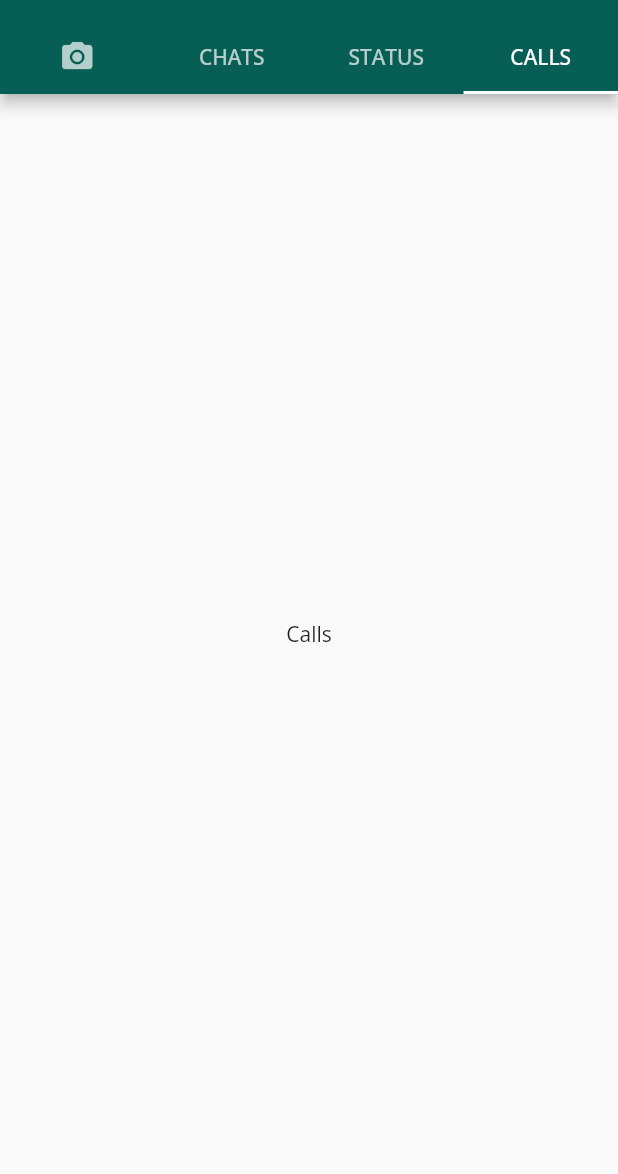
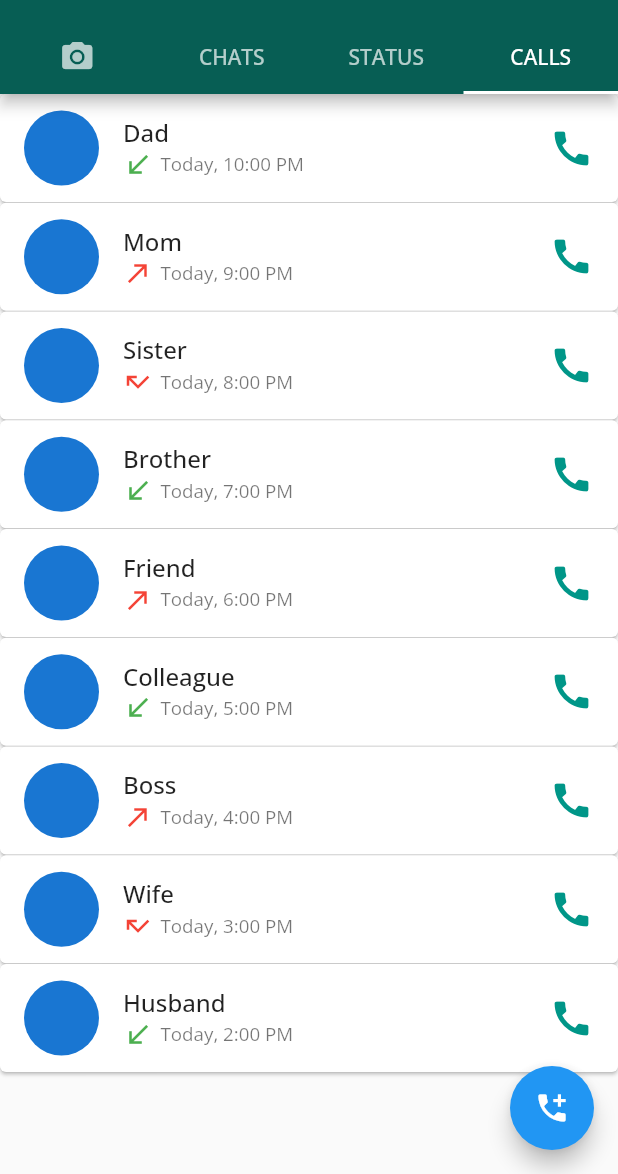
Before and after one commit to MahmoudAbuelazm/Chit-Chat, a Flutter app: the screen it shows after launch, tab 4 chosen, on a phone screen of 412 x 824 dp, the part 62-1236 px from its top. Run offline on Flutter 3.47's test engine with Material 3 defaults, Android fonts, the phone set to English and light mode, and no system bars; our stand-ins replace camera, emoji_picker_flutter, google_fonts, image_picker, otp_text_field, socket_io_client and 1 more; network calls fail.

```diff
--- a/lib/model/country_model.dart
+++ b/lib/model/country_model.dart
@@ -4,5 +4,9 @@ class CountryModel {
 
   String flag;
 
-  CountryModel({required this.name, required this.code, required this.flag});
+  CountryModel({
+    required this.name,
+    required this.code,
+    required this.flag,
+  });
 }
--- /dev/null
+++ b/lib/screens/calls_screen.dart
@@ -0,0 +1,115 @@
+import 'package:flutter/material.dart';
+
+class CallsScreen extends StatefulWidget {
+  const CallsScreen({super.key});
+
+  @override
+  State<CallsScreen> createState() => _CallsScreenState();
+}
+
+class _CallsScreenState extends State<CallsScreen> {
+  @override
+  Widget build(BuildContext context) {
+    return Scaffold(
+      body: ListView(
+        children: [
+          callCard(
+            'Dad',
+            Icons.call_received,
+            Colors.green,
+            'Today, 10:00 PM',
+          ),
+          callCard(
+            'Mom',
+            Icons.call_made,
+            Colors.red,
+            'Today, 9:00 PM',
+          ),
+          callCard(
+            'Sister',
+            Icons.call_missed,
+            Colors.red,
+            'Today, 8:00 PM',
+          ),
+          callCard(
+            'Brother',
+            Icons.call_received,
+            Colors.green,
+            'Today, 7:00 PM',
+          ),
+          callCard(
+            'Friend',
+            Icons.call_made,
+            Colors.red,
+            'Today, 6:00 PM',
+          ),
+          callCard(
+            'Colleague',
+            Icons.call_received,
+            Colors.green,
+            'Today, 5:00 PM',
+          ),
+          callCard(
+            'Boss',
+            Icons.call_made,
+            Colors.red,
+            'Today, 4:00 PM',
+          ),
+          callCard(
+            'Wife',
+            Icons.call_missed,
+            Colors.red,
+            'Today, 3:00 PM',
+          ),
+          callCard(
+            'Husband',
+            Icons.call_received,
+            Colors.green,
+            'Today, 2:00 PM',
+          ),
+        ],
+      ),
+      floatingActionButton: FloatingActionButton(
+        onPressed: () {},
+        child: const Icon(Icons.add_call),
+      ),
+    );
+  }
+
+  Widget callCard(
+      String name, IconData iconData, Color iconColor, String time) {
+    return InkWell(
+      child: Card(
+        margin: const EdgeInsets.only(bottom: .5),
+        child: ListTile(
+          leading: const CircleAvatar(
+            radius: 25,
+          ),
+          title: Text(
+            name,
+            style: const TextStyle(fontSize: 16, fontWeight: FontWeight.w500),
+          ),
+          subtitle: Row(
+            children: [
+              Icon(
+                iconData,
+                size: 20,
+                color: iconColor,
+              ),
+              const SizedBox(width: 5),
+              Text(
+                time,
+                style: const TextStyle(fontSize: 12.5),
+              ),
+            ],
+          ),
+          trailing: const Icon(
+            Icons.call,
+            size: 30,
+            color: Colors.teal,
+          ),
+        ),
+      ),
+    );
+  }
+}
--- a/lib/screens/home_screen.dart
+++ b/lib/screens/home_screen.dart
@@ -3,6 +3,7 @@ import 'package:flutter/material.dart';
 
 import '../sections/camera_section.dart';
 import '../sections/chats_section.dart';
+import 'calls_screen.dart';
 import 'status_page.dart';
 
 class HomeScreen extends StatefulWidget {
@@ -84,9 +85,7 @@ class _HomeScreenState extends State<HomeScreen>
             CameraSection(),
             ChatsSection(),
             StatusPage(),
-            Center(
-              child: Text('Calls'),
-            ),
+            CallsScreen(),
           ],
         ));
   }
--- a/lib/widgets/own_message.dart
+++ b/lib/widgets/own_message.dart
@@ -51,8 +51,8 @@ class OwnMessage extends StatelessWidget {
                         fontSize: 12,
                       ),
                     ),
-                    SizedBox(width: 3),
-                    Icon(
+                    const SizedBox(width: 3),
+                    const Icon(
                       Icons.done_all,
                       color: Colors.blue,
                       size: 20,
```
Also changed, not shown: lib/screens/individual_chat_screen.dart (+15 -7 lines), lib/widgets/reply_card.dart (+8 -7 lines), lib/widgets/reply_file_card.dart (+24 -3 lines).
